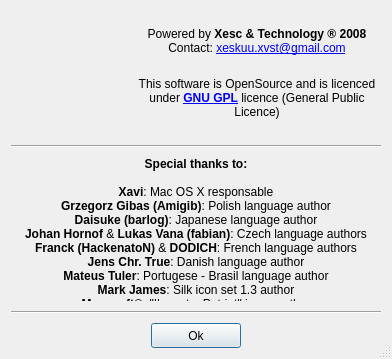
This is ui/credits.ui in ckorn/xvst as Qt 5 draws it before an edit. The edited form follows.
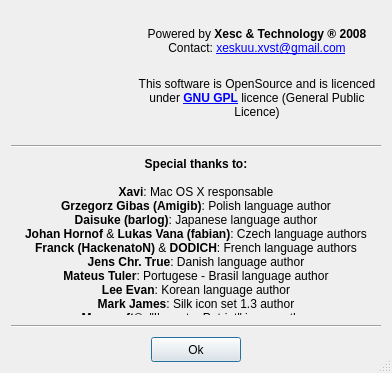
This is the edited form. Icons and pictures are not drawn.

Commit message: Added Korean (KR) language file

```diff
--- a/ui/credits.ui
+++ b/ui/credits.ui
@@ -6,7 +6,7 @@
     <x>0</x>
     <y>0</y>
     <width>392</width>
-    <height>359</height>
+    <height>373</height>
    </rect>
   </property>
   <property name="windowTitle" >
@@ -124,7 +124,7 @@
    <item row="2" column="0" colspan="3" >
     <widget class="QLabel" name="label_5" >
      <property name="text" >
-      <string>&lt;b>Special thanks to:&lt;/b>&lt;br>&lt;br>&lt;b>Xavi&lt;/b>: Mac OS X responsable&lt;br>&lt;b>Grzegorz Gibas (Amigib)&lt;/b>: Polish language author&lt;br>&lt;b>Daisuke (barlog)&lt;/b>: Japanese language author&lt;br>&lt;b>Johan Hornof&lt;/b> &amp; &lt;b>Lukas Vana (fabian)&lt;/b>: Czech language authors&lt;br>&lt;b>Franck (HackenatoN)&lt;/b> &amp; &lt;b>DODICH&lt;/b>: French language authors&lt;br>&lt;b>Jens Chr. True&lt;/b>: Danish language author&lt;br>&lt;b>Mateus Tuler&lt;/b>: Portugese - Brasil language author&lt;br>&lt;b>Mark James&lt;/b>: Silk icon set 1.3 author&lt;br>&lt;b>Mayosoft®&lt;/b>: "I'm not a Patriot" icons author</string>
+      <string>&lt;b>Special thanks to:&lt;/b>&lt;br>&lt;br>&lt;b>Xavi&lt;/b>: Mac OS X responsable&lt;br>&lt;b>Grzegorz Gibas (Amigib)&lt;/b>: Polish language author&lt;br>&lt;b>Daisuke (barlog)&lt;/b>: Japanese language author&lt;br>&lt;b>Johan Hornof&lt;/b> &amp; &lt;b>Lukas Vana (fabian)&lt;/b>: Czech language authors&lt;br>&lt;b>Franck (HackenatoN)&lt;/b> &amp; &lt;b>DODICH&lt;/b>: French language authors&lt;br>&lt;b>Jens Chr. True&lt;/b>: Danish language author&lt;br>&lt;b>Mateus Tuler&lt;/b>: Portugese - Brasil language author&lt;br>&lt;b>Lee Evan&lt;/b>: Korean language author&lt;br>&lt;b>Mark James&lt;/b>: Silk icon set 1.3 author&lt;br>&lt;b>Mayosoft®&lt;/b>: "I'm not a Patriot" icons author</string>
      </property>
      <property name="alignment" >
       <set>Qt::AlignCenter</set>
```
The commit also changes 2 other files.
